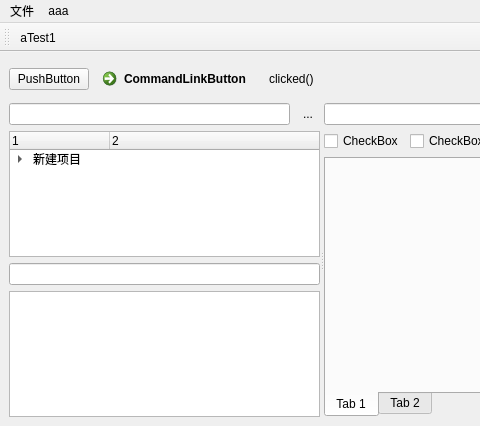
Above: ContentBrowser/UI/UI_main.ui from IvanYangYangXi/pythonMaya before the change; both pictures show x 0 to 480 and y 0 to 426 of the 688 by 426 pixel window. Below: the same form after it.
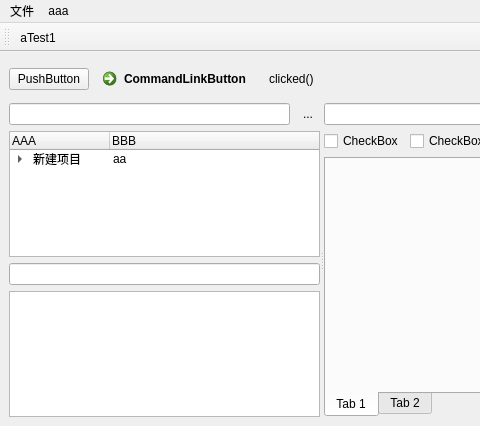
That is the form after the change.

Patch:
```diff
--- a/ContentBrowser/UI/UI_main.ui
+++ b/ContentBrowser/UI/UI_main.ui
@@ -196,12 +196,12 @@
           </attribute>
           <column>
            <property name="text">
-            <string notr="true">1</string>
+            <string notr="true">AAA</string>
            </property>
           </column>
           <column>
            <property name="text">
-            <string notr="true">2</string>
+            <string notr="true">BBB</string>
            </property>
           </column>
           <item>
@@ -209,7 +209,7 @@
             <string>新建项目</string>
            </property>
            <property name="text">
-            <string/>
+            <string>aa</string>
            </property>
            <item>
             <property name="text">
```
Left out of the diff: 18 changed lines with no effect on the pictures.
